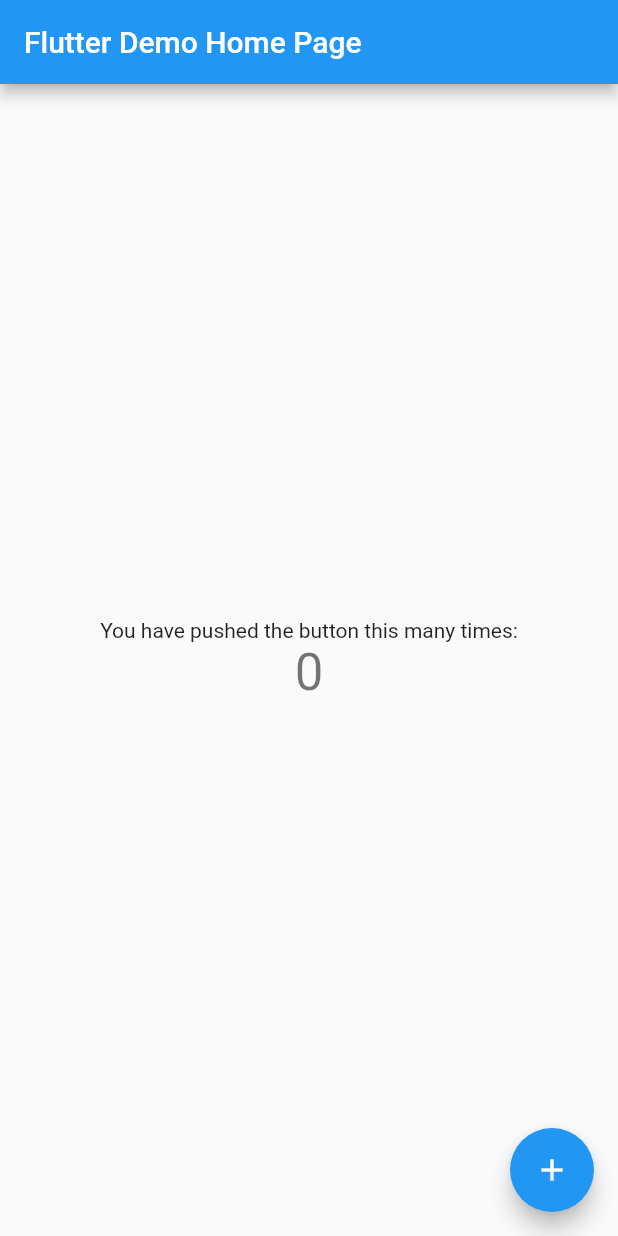
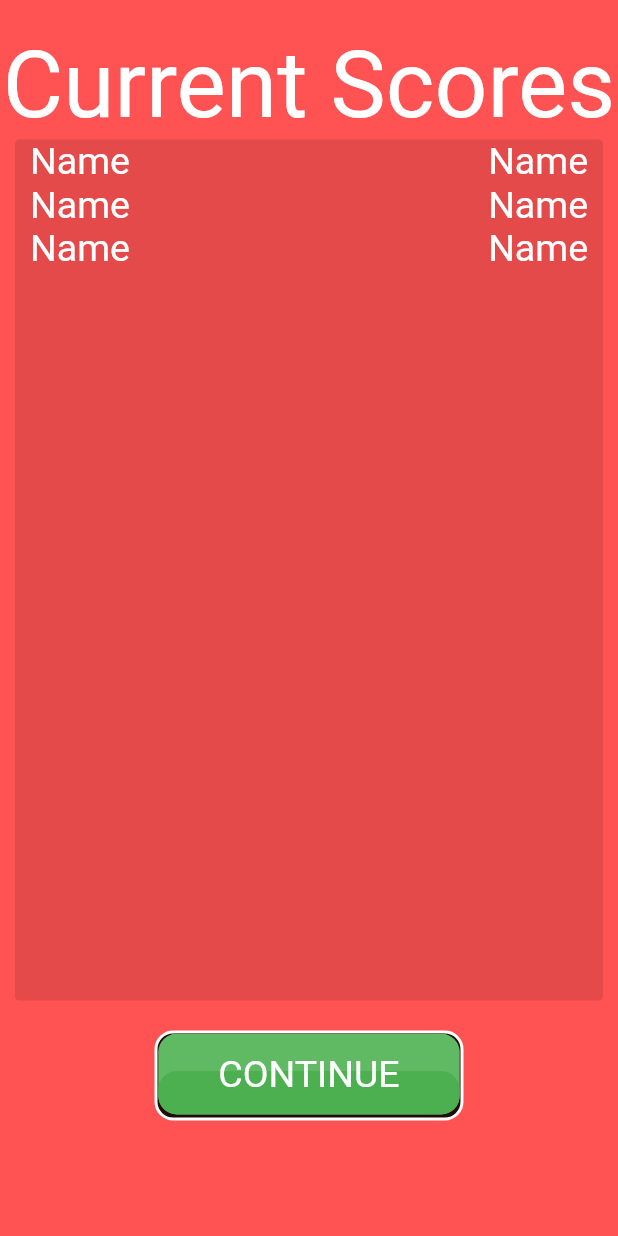
Before and after one commit to high-coder/truth_and_dare, a Flutter app: the screen it shows after launch, on a phone screen of 412 x 824 dp. Run offline on Flutter 3.47's test engine with Material 2 defaults, Android fonts, the phone set to English and light mode, and no system bars; drawn by our look-alikes of auto_size_text; our stand-ins replace google_fonts.

Commit message:
home Screen, score screen, models

```diff
--- a/lib/main.dart
+++ b/lib/main.dart
@@ -1,115 +1,24 @@
 import 'package:flutter/material.dart';
+import 'package:provider/provider.dart';
+import 'package:truth_and_dare/providers/currentState.dart';
+import 'package:truth_and_dare/screens/current_score.dart';
+import 'package:truth_and_dare/screens/home/our_home.dart';
 
-void main() {
-  runApp(const MyApp());
-}
+
+void main() => runApp(MyApp());
+
+
 
 class MyApp extends StatelessWidget {
   const MyApp({Key? key}) : super(key: key);
 
-  // This widget is the root of your application.
   @override
   Widget build(BuildContext context) {
-    return MaterialApp(
-      title: 'Flutter Demo',
-      theme: ThemeData(
-        // This is the theme of your application.
-        //
-        // Try running your application with "flutter run". You'll see the
-        // application has a blue toolbar. Then, without quitting the app, try
-        // changing the primarySwatch below to Colors.green and then invoke
-        // "hot reload" (press "r" in the console where you ran "flutter run",
-        // or simply save your changes to "hot reload" in a Flutter IDE).
-        // Notice that the counter didn't reset back to zero; the application
-        // is not restarted.
-        primarySwatch: Colors.blue,
-      ),
-      home: const MyHomePage(title: 'Flutter Demo Home Page'),
-    );
+    return MultiProvider(providers: [
+      ChangeNotifierProvider(create: (context) => CurrentState())
+    ],child: MaterialApp(
+      debugShowCheckedModeBanner: false,
+      home: CurrentScore(),
+    ),);
   }
 }
-
-class MyHomePage extends StatefulWidget {
-  const MyHomePage({Key? key, required this.title}) : super(key: key);
-
-  // This widget is the home page of your application. It is stateful, meaning
-  // that it has a State object (defined below) that contains fields that affect
-  // how it looks.
-
-  // This class is the configuration for the state. It holds the values (in this
-  // case the title) provided by the parent (in this case the App widget) and
-  // used by the build method of the State. Fields in a Widget subclass are
-  // always marked "final".
-
-  final String title;
-
-  @override
-  State<MyHomePage> createState() => _MyHomePageState();
-}
-
-class _MyHomePageState extends State<MyHomePage> {
-  int _counter = 0;
-
-  void _incrementCounter() {
-    setState(() {
-      // This call to setState tells the Flutter framework that something has
-      // changed in this State, which causes it to rerun the build method below
-      // so that the display can reflect the updated values. If we changed
-      // _counter without calling setState(), then the build method would not be
-      // called again, and so nothing would appear to happen.
-      _counter++;
-    });
-  }
-
-  @override
-  Widget build(BuildContext context) {
-    // This method is rerun every time setState is called, for instance as done
-    // by the _incrementCounter method above.
-    //
-    // The Flutter framework has been optimized to make rerunning build methods
-    // fast, so that you can just rebuild anything that needs updating rather
-    // than having to individually change instances of widgets.
-    return Scaffold(
-      appBar: AppBar(
-        // Here we take the value from the MyHomePage object that was created by
-        // the App.build method, and use it to set our appbar title.
-        title: Text(widget.title),
-      ),
-      body: Center(
-        // Center is a layout widget. It takes a single child and positions it
-        // in the middle of the parent.
-        child: Column(
-          // Column is also a layout widget. It takes a list of children and
-          // arranges them vertically. By default, it sizes itself to fit its
-          // children horizontally, and tries to be as tall as its parent.
-          //
-          // Invoke "debug painting" (press "p" in the console, choose the
-          // "Toggle Debug Paint" action from the Flutter Inspector in Android
-          // Studio, or the "Toggle Debug Paint" command in Visual Studio Code)
-          // to see the wireframe for each widget.
-          //
-          // Column has various properties to control how it sizes itself and
-          // how it positions its children. Here we use mainAxisAlignment to
-          // center the children vertically; the main axis here is the vertical
-          // axis because Columns are vertical (the cross axis would be
-          // horizontal).
-          mainAxisAlignment: MainAxisAlignment.center,
-          children: <Widget>[
-            const Text(
-              'You have pushed the button this many times:',
-            ),
-            Text(
-              '$_counter',
-              style: Theme.of(context).textTheme.headline4,
-            ),
-          ],
-        ),
-      ),
-      floatingActionButton: FloatingActionButton(
-        onPressed: _incrementCounter,
-        tooltip: 'Increment',
-        child: const Icon(Icons.add),
-      ), // This trailing comma makes auto-formatting nicer for build methods.
-    );
-  }
-}
--- /dev/null
+++ b/lib/models/players_model.dart
@@ -0,0 +1,16 @@
+class PlayersModel {
+  String name;   // this will be the name of the player
+  int score;     // this will be the score of the player
+  int completed;  // total numbers completed
+  int forfeited;  // number of scores the user rejected or time ran out
+  int playerId;   // this will be the unique player id of each player
+
+
+  PlayersModel({
+    required this.name,
+    required this.completed,
+    required this.forfeited,
+    required this.score,
+    required this.playerId,
+  });
+}
--- /dev/null
+++ b/lib/screens/current_score.dart
@@ -0,0 +1,87 @@
+import 'package:auto_size_text/auto_size_text.dart';
+import 'package:flutter/material.dart';
+import 'package:google_fonts/google_fonts.dart';
+
+import '../utils/text_styles.dart';
+import '../utils/widgets/fancy_button.dart';
+
+class CurrentScore extends StatefulWidget {
+  const CurrentScore({Key? key}) : super(key: key);
+
+  @override
+  State<CurrentScore> createState() => _CurrentScoreState();
+}
+
+class _CurrentScoreState extends State<CurrentScore> {
+  @override
+  Widget build(BuildContext context) {
+    Size size = MediaQuery.of(context).size;
+    return Scaffold(
+      backgroundColor: Colors.redAccent,
+      body: SafeArea(
+        child: Column(
+          crossAxisAlignment: CrossAxisAlignment.center,
+          children: [
+            SizedBox(
+              height: 20,
+            ),
+            AutoSizeText(
+              "Current Scores",
+              style: GoogleFonts.gamjaFlower(color: Colors.white, fontSize: 65),
+              maxLines: 1,
+              maxFontSize: 65,
+              minFontSize: 45,
+            ),
+            Container(
+              margin: EdgeInsets.only(left: 10, right: 10, bottom: 20),
+              padding: EdgeInsets.only(left: 10, right: 10),
+              height: size.height - 250,
+              decoration: BoxDecoration(
+                  color: Colors.black.withOpacity(0.1),
+                  borderRadius: BorderRadius.circular(3)),
+              child: ListView.builder(
+                itemCount: 3,
+                itemBuilder: (context, index) {
+                  return Row(
+                    //mainAxisAlignment: Main,
+                    children: [
+                      Text(
+                        "Name",
+                        style: scoreNames,
+                      ),
+                      Spacer(
+                        flex: 1,
+                      ),
+                      Text(
+                        "Name",
+                        style: scoreNames,
+                      ),
+                    ],
+                  );
+                },
+              ),
+            ),
+            Container(
+              width: size.width / 2,
+              child: FancyButton(
+                showBorderSide: true,
+                onPressed: () {
+                  //Navigator.of(context).push(MaterialPageRoute(builder: (context) => GameMode()));
+                },
+                child: Center(
+                  child: Text(
+                    "CONTINUE",
+                    style: GoogleFonts.gamjaFlower(
+                        fontSize: 25, color: Colors.white),
+                  ),
+                ),
+                size: 50,
+                color: Colors.green,
+              ),
+            ),
+          ],
+        ),
+      ),
+    );
+  }
+}
--- /dev/null
+++ b/lib/utils/text_styles.dart
@@ -0,0 +1,7 @@
+
+
+import 'package:flutter/cupertino.dart';
+import 'package:flutter/material.dart';
+import 'package:google_fonts/google_fonts.dart';
+
+TextStyle scoreNames = GoogleFonts.gamjaFlower(color: Colors.white,fontSize: 25);
--- /dev/null
+++ b/lib/utils/widgets/fancy_button.dart
@@ -0,0 +1,210 @@
+import 'package:flutter/material.dart';
+
+class FancyButton extends StatefulWidget {
+   FancyButton({
+
+    required this.child,
+    required this.size,
+    required this.color,
+    this.duration = const Duration(milliseconds: 160),
+    this.onPressed,
+     required this.showBorderSide,
+  });
+
+   bool showBorderSide;
+   Widget child;
+   Color color;
+   Duration duration;
+   VoidCallback ?onPressed;
+
+  final double size;
+
+  @override
+  _FancyButtonState createState() => _FancyButtonState();
+}
+
+class _FancyButtonState extends State<FancyButton> with TickerProviderStateMixin {
+  AnimationController ?_animationController;
+  Animation<double> ?_pressedAnimation;
+
+  TickerFuture ?_downTicker;
+
+  double get buttonDepth => widget.size * 0.2;
+
+  void _setupAnimation() {
+    _animationController?.stop();
+    final oldControllerValue = _animationController?.value ?? 0.0;
+    _animationController?.dispose();
+    _animationController = AnimationController(
+      duration: Duration(microseconds: widget.duration.inMicroseconds ~/ 2),
+      vsync: this,
+      value: oldControllerValue,
+    );
+    // _pressedAnimation = Tween<double>(begin: -buttonDepth, end: 0.0).animate(
+    //   CurvedAnimation(parent: _animationController, curve: Curves.easeInOut),
+    // );
+  }
+
+  @override
+  void didUpdateWidget(FancyButton oldWidget) {
+    super.didUpdateWidget(oldWidget);
+    if (oldWidget.duration != widget.duration) {
+      _setupAnimation();
+    }
+  }
+
+  @override
+  void didChangeDependencies() {
+    super.didChangeDependencies();
+    _setupAnimation();
+  }
+
+  @override
+  void dispose() {
+    _animationController?.dispose();
+    super.dispose();
+  }
+
+  void _onTapDown(_) {
+    if (widget.onPressed != null) {
+      _downTicker = _animationController?.animateTo(1.0);
+    }
+  }
+
+  void _onTapUp(_) {
+    if (widget.onPressed != null) {
+      _downTicker?.whenComplete(() {
+        _animationController?.animateTo(0.0);
+        widget.onPressed?.call();
+      });
+    }
+  }
+
+  void _onTapCancel() {
+    if (widget.onPressed != null) {
+      _animationController?.reset();
+    }
+  }
+
+  @override
+  Widget build(BuildContext context) {
+    final vertPadding = widget.size * 0.25;
+    final horzPadding = widget.size * 0.50;
+    final radius = BorderRadius.circular(horzPadding * 0.5);
+
+    return Container(
+      padding: widget.onPressed != null ?  EdgeInsets.only(bottom: 2, left: 0.5, right: 0.5) : null,
+      decoration: BoxDecoration(
+
+        border: Border.all(
+          width: widget.showBorderSide == true ? 2  : 0,
+          color: Colors.white,
+        ),
+        color: Colors.black87,
+        borderRadius: radius,
+      ),
+      child: GestureDetector(
+        onTapDown: _onTapDown,
+        onTapUp: _onTapUp,
+        onTapCancel: _onTapCancel,
+        child: IntrinsicWidth(
+          child: IntrinsicHeight(
+            child: Stack(
+              children: <Widget>[
+                Container(
+                  decoration: BoxDecoration(
+
+
+                    color: _hslRelativeColor(s: -0.20, l: -0.20),
+                    borderRadius: radius,
+                  ),
+                ),
+               Stack(
+                    clipBehavior: Clip.none, children: <Widget>[
+                      ClipRRect(
+                        borderRadius: radius,
+
+                        child: Stack(
+                          children: <Widget>[
+                            DecoratedBox(
+                              decoration: BoxDecoration(
+                                color: _hslRelativeColor(l: 0.06),
+
+
+                                borderRadius: radius,
+                              ),
+                              child: SizedBox.expand(),
+                            ),
+                            Transform.translate(
+                              offset: Offset(0.0, vertPadding * 2),
+                              child: DecoratedBox(
+                                decoration: BoxDecoration(
+
+
+                                  color: _hslRelativeColor(),
+                                  borderRadius: radius,
+                                ),
+                                child: SizedBox.expand(),
+                              ),
+                            ),
+                          ],
+                        ),
+                      ),
+                      Padding(
+                        padding: EdgeInsets.symmetric(
+                          vertical: vertPadding,
+                          horizontal: horzPadding,
+                        ),
+                        child: widget.child,
+                      )
+                    ],
+                  ),
+
+              ],
+            ),
+          ),
+        ),
+      ),
+    );
+  }
+
+  Color _hslRelativeColor({double h = 0.0, s = 0.0, l = 0.0}) {
+    final hslColor = HSLColor.fromColor(widget.color);
+    h = (hslColor.hue + h).clamp(0.0, 360.0);
+    s = (hslColor.saturation + s).clamp(0.0, 1.0);
+    l = (hslColor.lightness + l).clamp(0.0, 1.0);
+    return HSLColor.fromAHSL(hslColor.alpha, h, s, l).toColor();
+  }
+}
+
+// USAGE - Fancy Button
+
+// Simple Text - Non Clickable
+//
+// FancyButton(
+// child: Text(
+// "Your Amazing Text",
+// style: Utils.textStyle(18.0),
+// ),
+// size: 18,
+// color: Color(0xFFCA3034),
+// ),
+//
+// // Complex Button - Clickable
+//
+// FancyButton(
+// child: Text(
+// "X",
+// textAlign: TextAlign.center,
+// style: TextStyle(
+// color: Colors.white,
+// fontSize: 18,
+// fontFamily: 'Gameplay',
+// ),
+// ),
+// size: 25,
+// color: Color(0xFFCA3034),
+// onPressed: () {
+// Navigator.of(context).pop();
+// },
+// ),
```
Also changed, not shown: lib/providers/currentState.dart (added, +33 -0 lines), lib/screens/add_players.dart (added, +20 -0 lines), lib/screens/game_mode.dart (added, +111 -0 lines), lib/screens/home/our_home.dart (added, +99 -0 lines), pubspec.yaml (+9 -4 lines), pubspec.lock, 1 other file.
